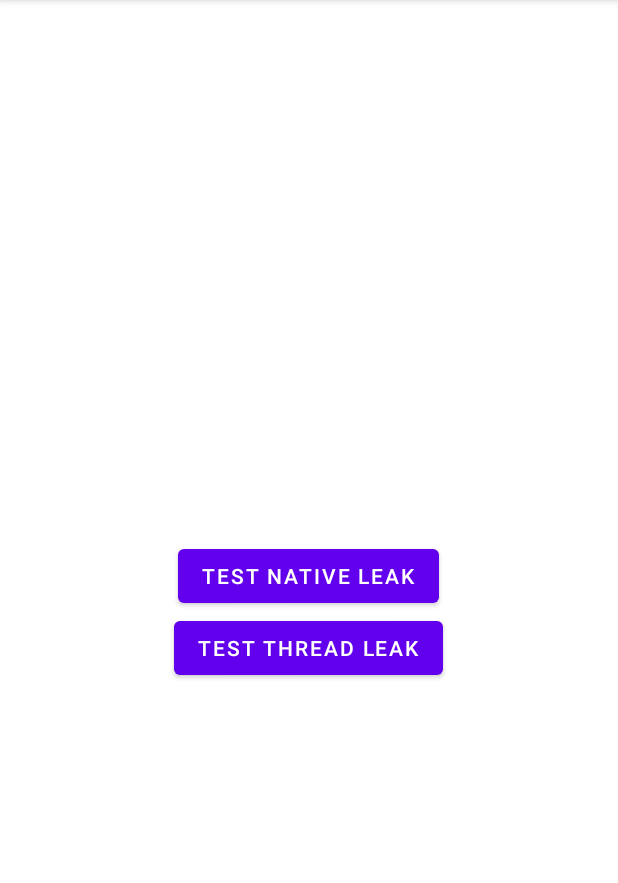
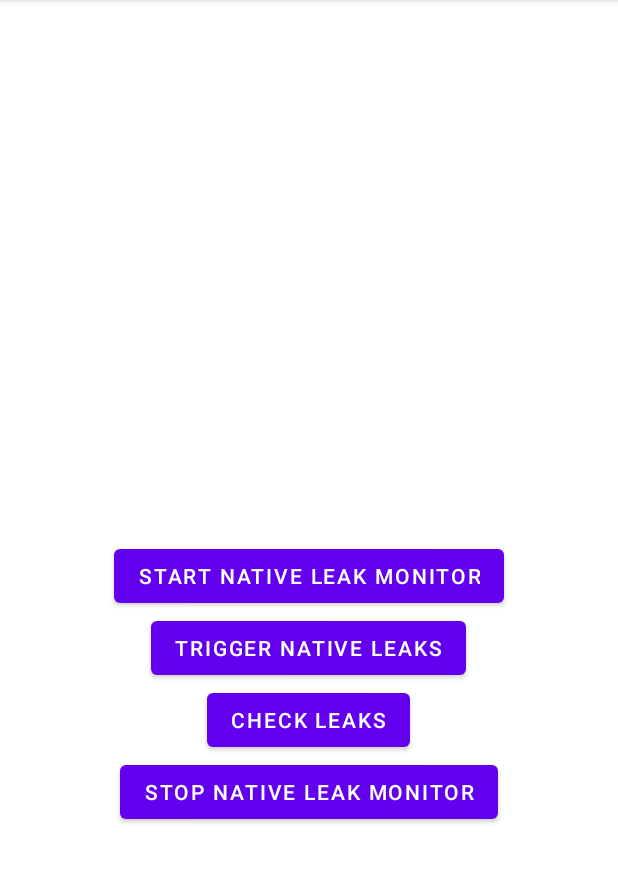
Before and after one commit to KwaiAppTeam/KOOM, an Android app: the screen it shows after launch (MainActivity before the commit, NativeLeakTestActivity after it), after a tap on "TEST NATIVE LEAK", on a phone screen of 412 x 824 dp, the part 84-967 px from its top. Run offline under Robolectric (Android 15) with nearby library versions, the phone set to English and light mode, and no system bars; 1 statement that could not run was skipped; 1 other tap on this screen came first.

Commit message:
remove monitor unuse API

```diff
--- a/koom-demo/src/main/AndroidManifest.xml
+++ b/koom-demo/src/main/AndroidManifest.xml
@@ -2,17 +2,17 @@
 <manifest xmlns:android="http://schemas.android.com/apk/res/android"
   package="com.kwai.koom.demo">
 
-  <uses-permission android:name="android.permission.READ_EXTERNAL_STORAGE" />
-  <uses-permission android:name="android.permission.WRITE_EXTERNAL_STORAGE" />
-
   <application
+    android:name=".KOOMApplication"
     android:allowBackup="true"
     android:icon="@mipmap/ic_launcher"
     android:label="@string/app_name"
     android:roundIcon="@mipmap/ic_launcher_round"
     android:supportsRtl="true"
-    android:theme="@style/Theme.App"
-    android:name=".KOOMApplication">
+    android:theme="@style/Theme.App">
+    <activity
+      android:name=".nativeleak.NativeLeakTestActivity"
+      android:exported="true" />
     <activity android:name=".MainActivity">
       <intent-filter>
         <action android:name="android.intent.action.MAIN" />
@@ -20,8 +20,10 @@
         <category android:name="android.intent.category.LAUNCHER" />
       </intent-filter>
     </activity>
-
     <activity android:name=".leaked.ActivityLeakMaker$LeakedActivity" />
   </application>
+  <uses-permission android:name="android.permission.WRITE_EXTERNAL_STORAGE" />
+
+  <uses-permission android:name="android.permission.READ_EXTERNAL_STORAGE" />
 
 </manifest>
--- a/koom-demo/src/main/java/com/kwai/koom/demo/KOOMApplication.java
+++ b/koom-demo/src/main/java/com/kwai/koom/demo/KOOMApplication.java
@@ -19,25 +19,13 @@
 package com.kwai.koom.demo;
 
 import android.app.Application;
-import android.content.Context;
-
-import com.kwai.koom.base.MonitorManager;
 
 public class KOOMApplication extends Application {
-
-  @Override
-  protected void attachBaseContext(Context base) {
-    super.attachBaseContext(base);
-    MonitorManager.onApplicationPreAttachContext();
-    MonitorManager.onApplicationPostAttachContext();
-  }
 
   @Override
   public void onCreate() {
     super.onCreate();
     MonitorInitTask.INSTANCE.init(this);
-    MonitorManager.onApplicationPreCreate();
-    MonitorManager.onApplicationPostCreate();
   }
 
 }
--- a/koom-demo/src/main/java/com/kwai/koom/demo/MainActivity.java
+++ b/koom-demo/src/main/java/com/kwai/koom/demo/MainActivity.java
@@ -27,6 +27,7 @@ import androidx.appcompat.app.AppCompatActivity;
 import com.kwai.koom.base.Monitor_SoKt;
 import com.kwai.koom.demo.leaked.LeakMaker;
 import com.kwai.koom.demo.nativeleak.NativeLeakTest;
+import com.kwai.koom.demo.nativeleak.NativeLeakTestActivity;
 import com.kwai.koom.demo.threadleak.ThreadLeakTest;
 import com.kwai.koom.nativeoom.leakmonitor.LeakMonitor;
 
@@ -53,15 +54,7 @@ public class MainActivity extends AppCompatActivity {
     });
 
     findViewById(R.id.btn_test_native_leak).setOnClickListener(v -> {
-      if (Monitor_SoKt.loadSoQuietly("native-leak-test")) {
-        LeakMonitor.INSTANCE.startLoop(true, false, 0);
-        try {
-          TimeUnit.MILLISECONDS.sleep(500);
-        } catch (InterruptedException interruptedException) {
-          interruptedException.printStackTrace();
-        }
-        NativeLeakTest.triggerLeak(new Object());
-      }
+      NativeLeakTestActivity.start(MainActivity.this);
     });
 
     findViewById(R.id.btn_test_thread_leak).setOnClickListener(v -> {
--- a/koom-demo/src/main/java/com/kwai/koom/demo/MonitorInitTask.kt
+++ b/koom-demo/src/main/java/com/kwai/koom/demo/MonitorInitTask.kt
@@ -1,28 +1,17 @@
 package com.kwai.koom.demo
 
 import android.app.Application
-import android.os.SystemClock
-import android.util.Log
+import com.kwai.koom.base.MonitorManager.onApplicationPreCreate
 import com.kwai.koom.demo.common.CommonInitTask
 import com.kwai.koom.demo.common.InitTask
 import com.kwai.koom.demo.javaleak.OOMMonitorInitTask
-import com.kwai.koom.demo.nativeleak.LeakMonitorInitTask
 import com.kwai.koom.demo.threadleak.ThreadMonitorInitTask
 
 object MonitorInitTask : InitTask {
-  private const val TAG = "MonitorInitTask"
-
   override fun init(application: Application) {
-    val start = SystemClock.elapsedRealtime()
-
     CommonInitTask.init(application)
-
-    Log.i(TAG, "init common config cost = ${SystemClock.elapsedRealtime() - start}")
-
-    LeakMonitorInitTask.init(application)
+    onApplicationPreCreate()
     OOMMonitorInitTask.init(application)
     ThreadMonitorInitTask.init(application)
-
-    Log.i(TAG, "init custom config cost = ${SystemClock.elapsedRealtime() - start}")
   }
 }
--- a/koom-demo/src/main/java/com/kwai/koom/demo/nativeleak/LeakMonitorInitTask.kt
+++ /dev/null
@@ -1,22 +0,0 @@
-package com.kwai.koom.demo.nativeleak
-
-import android.app.Application
-import com.kwai.koom.base.MonitorManager
-import com.kwai.koom.demo.common.InitTask
-import com.kwai.koom.nativeoom.leakmonitor.LeakMonitorConfig
-
-object LeakMonitorInitTask : InitTask {
-  override fun init(application: Application) {
-
-    val config = LeakMonitorConfig.Builder()
-        .setLoopInterval(50000) // 设置轮训的间隔
-        .setLeakItemThreshold(200) // 收集泄漏的native对象的上限
-        .setMonitorThreshold(16) // 设置监听的最小内存值
-        .setNativeHeapAllocatedThreshold(0) // 设置native heap分配的内存达到多少阈值开始监控
-        .setSelectedSoList(emptyArray()) // 不设置是监控所有， 设置是监听特定的so,  比如监控libcore.so 填写 libcore 不带.so
-        .setIgnoredSoList(emptyArray()) // 设置需要忽略监控的so
-        .build()
-
-    MonitorManager.addMonitorConfig(config)
-  }
-}
--- /dev/null
+++ b/koom-demo/src/main/java/com/kwai/koom/demo/nativeleak/NativeLeakTestActivity.java
@@ -0,0 +1,87 @@
+package com.kwai.koom.demo.nativeleak;
+
+import androidx.annotation.NonNull;
+import androidx.appcompat.app.AppCompatActivity;
+
+import android.app.Application;
+import android.content.Context;
+import android.content.Intent;
+import android.os.Bundle;
+import android.widget.Toast;
+
+import com.kwai.koom.base.MonitorLog;
+import com.kwai.koom.base.MonitorManager;
+import com.kwai.koom.base.Monitor_ProcessKt;
+import com.kwai.koom.base.Monitor_SoKt;
+import com.kwai.koom.demo.R;
+import com.kwai.koom.nativeoom.leakmonitor.LeakListener;
+import com.kwai.koom.nativeoom.leakmonitor.LeakMonitor;
+import com.kwai.koom.nativeoom.leakmonitor.LeakMonitorConfig;
+import com.kwai.koom.nativeoom.leakmonitor.LeakRecord;
+
+import java.util.Collection;
+import java.util.Collections;
+
+public class NativeLeakTestActivity extends AppCompatActivity {
+  private static final String LOG_TAG = "NativeLeakTestActivity";
+
+  public static void start(Context context) {
+    context.startActivity(new Intent(context, NativeLeakTestActivity.class));
+    if (!Monitor_SoKt.loadSoQuietly("native-leak-test")) {
+      throw new RuntimeException("test so load fail");
+    }
+  }
+
+  @Override
+  protected void onCreate(Bundle savedInstanceState) {
+    super.onCreate(savedInstanceState);
+    setContentView(R.layout.activity_native_leak_test);
+    initLeakMonitor();
+    findViewById(R.id.btn_start_monitor).setOnClickListener(
+        view -> LeakMonitor.INSTANCE.start()
+    );
+
+    findViewById(R.id.btn_trigger_leaks).setOnClickListener(
+        view -> NativeLeakTest.triggerLeak(new Object())
+    );
+
+    findViewById(R.id.btn_check_leaks).setOnClickListener(
+        view -> LeakMonitor.INSTANCE.checkLeaks()
+    );
+
+    findViewById(R.id.btn_stop_monitor).setOnClickListener(
+        (view) -> LeakMonitor.INSTANCE.stop()
+    );
+  }
+
+  private void initLeakMonitor() {
+    if (!Monitor_ProcessKt.isMainProcess() || !Monitor_ProcessKt.isArm64()) {
+      MonitorLog.e(LOG_TAG, "Only Main Process and Arm64 can run LeakMonitor");
+      return;
+    }
+
+    if (LeakMonitor.INSTANCE.isInitialized()) {
+      return;
+    }
+
+    LeakMonitorConfig config = new LeakMonitorConfig.Builder()
+        .setLoopInterval(50000) // 设置轮训的间隔
+        .setLeakItemThreshold(200) // 收集泄漏的native对象的上限
+        .setMonitorThreshold(16) // 设置监听的最小内存值
+        .setNativeHeapAllocatedThreshold(0) // 设置native heap分配的内存达到多少阈值开始监控
+        .setSelectedSoList(new String[0]) // 不设置是监控所有， 设置是监听特定的so,  比如监控libcore.so 填写 libcore 不带.so
+        .setIgnoredSoList(new String[0]) // 设置需要忽略监控的so
+        .setLeakListener(leaks -> {
+          if (leaks.isEmpty()) {
+            return;
+          }
+          StringBuilder builder = new StringBuilder();
+          for (LeakRecord leak : leaks) {
+            builder.append(leak.toString());
+          }
+          Toast.makeText(this, builder.toString(), Toast.LENGTH_SHORT).show();
+        })
+        .build();
+    MonitorManager.addMonitorConfig(config);
+  }
+}
--- /dev/null
+++ b/koom-demo/src/main/res/layout/activity_native_leak_test.xml
@@ -0,0 +1,38 @@
+<?xml version="1.0" encoding="utf-8"?>
+<RelativeLayout xmlns:android="http://schemas.android.com/apk/res/android"
+  xmlns:tools="http://schemas.android.com/tools"
+  android:layout_width="match_parent"
+  android:layout_height="match_parent"
+  tools:context="com.kwai.koom.demo.MainActivity">
+
+  <Button
+    android:id="@+id/btn_start_monitor"
+    android:layout_width="wrap_content"
+    android:layout_height="wrap_content"
+    android:text="Start Native Leak Monitor"
+    android:layout_centerInParent="true" />
+
+  <Button
+    android:id="@+id/btn_trigger_leaks"
+    android:layout_width="wrap_content"
+    android:layout_height="wrap_content"
+    android:layout_below="@id/btn_start_monitor"
+    android:layout_centerInParent="true"
+    android:text="Trigger Native Leaks" />
+
+  <Button
+    android:id="@+id/btn_check_leaks"
+    android:layout_width="wrap_content"
+    android:layout_height="wrap_content"
+    android:layout_below="@id/btn_trigger_leaks"
+    android:layout_centerInParent="true"
+    android:text="Check Leaks" />
+
+  <Button
+    android:id="@+id/btn_stop_monitor"
+    android:layout_width="wrap_content"
+    android:layout_height="wrap_content"
+    android:layout_below="@id/btn_check_leaks"
+    android:layout_centerInParent="true"
+    android:text="Stop Native Leak Monitor" />
+</RelativeLayout>
--- a/koom-monitor-base/src/main/java/com/kwai/koom/base/Monitor.kt
+++ b/koom-monitor-base/src/main/java/com/kwai/koom/base/Monitor.kt
@@ -57,13 +57,7 @@ abstract class Monitor<C> {
     isInitialized = true
   }
 
-  open fun onApplicationPreAttachContext() = Unit
-
-  open fun onApplicationPostAttachContext() = Unit
-
   open fun onApplicationPreCreate() = Unit
-
-  open fun onApplicationPostCreate() = Unit
 
   open fun getLogParams(): Map<String, Any> {
     return mapOf("${javaClass.simpleName.decapitalize()}ingEnabled" to isInitialized)
--- a/koom-monitor-base/src/main/java/com/kwai/koom/base/MonitorManager.kt
+++ b/koom-monitor-base/src/main/java/com/kwai/koom/base/MonitorManager.kt
@@ -83,20 +83,6 @@ object MonitorManager {
   }
 
   @JvmStatic
-  fun onApplicationPreAttachContext() {
-    for (entry in MONITOR_MAP) {
-      entry.value.onApplicationPreAttachContext()
-    }
-  }
-
-  @JvmStatic
-  fun onApplicationPostAttachContext() {
-    for (entry in MONITOR_MAP) {
-      entry.value.onApplicationPostAttachContext()
-    }
-  }
-
-  @JvmStatic
   fun onApplicationPreCreate() {
     for (entry in MONITOR_MAP) {
       entry.value.onApplicationPreCreate()
@@ -105,13 +91,6 @@ object MonitorManager {
     registerApplicationExtension()
 
     registerMonitorEventObserver()
-  }
-
-  @JvmStatic
-  fun onApplicationPostCreate() {
-    for (entry in MONITOR_MAP) {
-      entry.value.onApplicationPostCreate()
-    }
   }
 
   private fun registerMonitorEventObserver() {
--- a/koom-native-leak/src/main/java/com/kwai/koom/nativeoom/leakmonitor/LeakMonitor.kt
+++ b/koom-native-leak/src/main/java/com/kwai/koom/nativeoom/leakmonitor/LeakMonitor.kt
@@ -75,6 +75,7 @@ object LeakMonitor : LoopMonitor<LeakMonitorConfig>() {
   /**
    * NOT directly invoke it
    */
+  @Deprecated("Unfriendly API use checkLeaks()", ReplaceWith("checkLeaks"))
   override fun call(): LoopState {
     if (monitorConfig.nativeHeapAllocatedThreshold > 0
         && Debug.getNativeHeapAllocatedSize() > monitorConfig.nativeHeapAllocatedThreshold) {
@@ -95,6 +96,11 @@ object LeakMonitor : LoopMonitor<LeakMonitorConfig>() {
    * Start Leak Monitor, then it will periodically detect leaks
    * Note: time-consuming, usually NOT run in UI thread.
    */
+  fun start() {
+    startLoop(false, true, monitorConfig.loopInterval)
+  }
+
+  @Deprecated("Unfriendly API use start()", ReplaceWith("start"))
   override fun startLoop(clearQueue: Boolean, postAtFront: Boolean, delayMillis: Long) {
     throwIfNotInitialized { return }
     getLoopHandler().post(Runnable {
@@ -124,6 +130,11 @@ object LeakMonitor : LoopMonitor<LeakMonitorConfig>() {
   /**
    * Stop Leak Monitor.
    */
+  fun stop() {
+    stopLoop()
+  }
+
+  @Deprecated("Unfriendly API use stop()", ReplaceWith("stop"))
   override fun stopLoop() {
     throwIfNotInitialized { return }
     getLoopHandler().post(Runnable {
```
Also changed, not shown: 4 other files.
